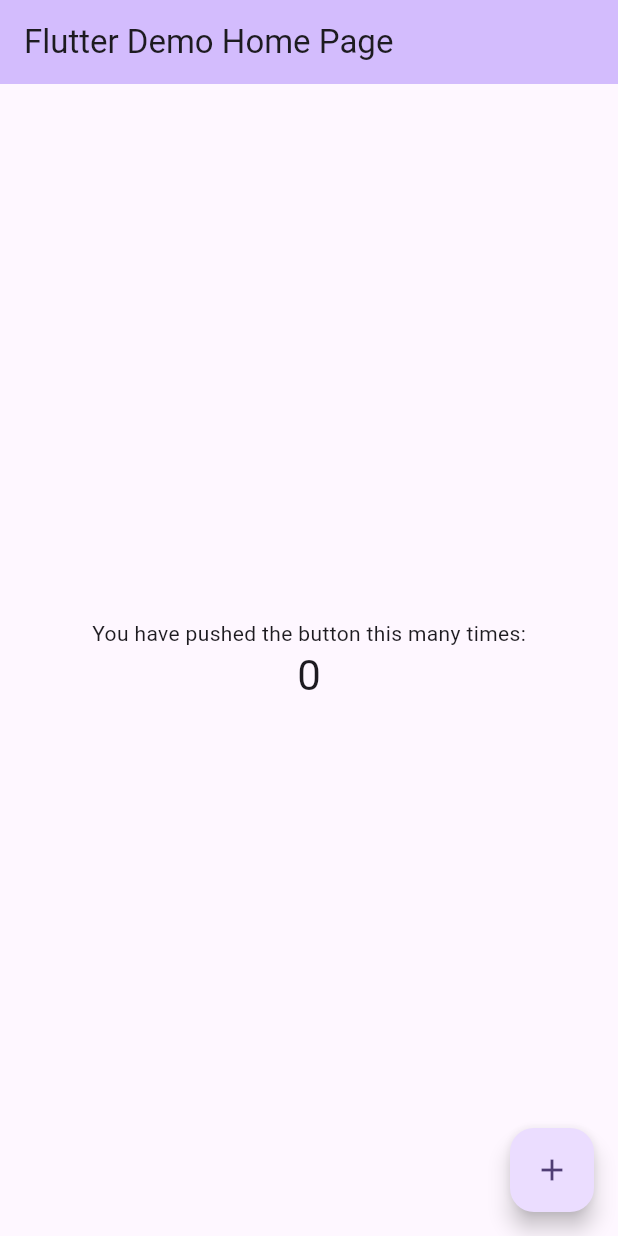
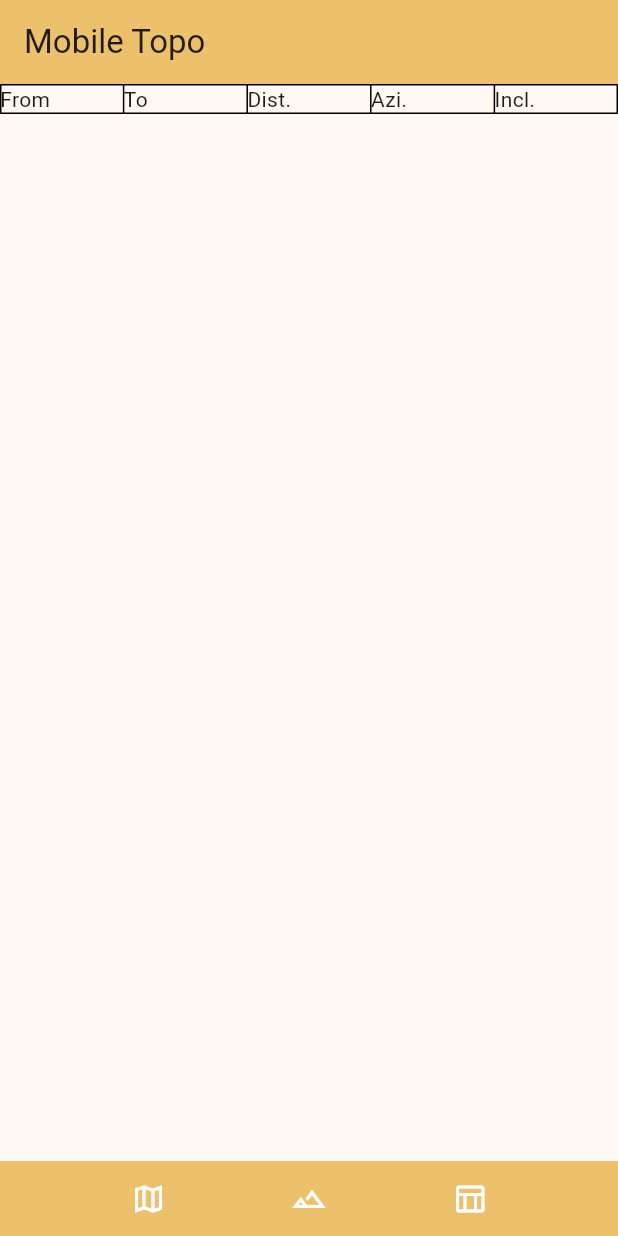
Before and after one commit to tierriminator/mobile-topo, a Flutter app: the screen it shows after launch, on a phone screen of 412 x 824 dp. Run offline on Flutter 3.47's test engine with Material 3 defaults, Android fonts, the phone set to English and light mode, and no system bars.

Commit message:
Add simple table

```diff
--- a/mobile_topo/lib/main.dart
+++ b/mobile_topo/lib/main.dart
@@ -1,4 +1,6 @@
 import 'package:flutter/material.dart';
+import 'package:mobile_topo/topo.dart';
+import 'table.dart' as tbl;
 
 void main() {
   runApp(const MyApp());
@@ -11,7 +13,7 @@ class MyApp extends StatelessWidget {
   @override
   Widget build(BuildContext context) {
     return MaterialApp(
-      title: 'Flutter Demo',
+      title: 'Mobile Topo',
       theme: ThemeData(
         // This is the theme of your application.
         //
@@ -28,10 +30,11 @@ class MyApp extends StatelessWidget {
         //
         // This works for code too, not just values: Most code changes can be
         // tested with just a hot reload.
-        colorScheme: ColorScheme.fromSeed(seedColor: Colors.deepPurple),
+        colorScheme: ColorScheme.fromSeed(
+            seedColor: const Color.fromARGB(255, 131, 96, 19)),
         useMaterial3: true,
       ),
-      home: const MyHomePage(title: 'Flutter Demo Home Page'),
+      home: const MyHomePage(title: 'Mobile Topo'),
     );
   }
 }
@@ -56,15 +59,19 @@ class MyHomePage extends StatefulWidget {
 
 class _MyHomePageState extends State<MyHomePage> {
   int _counter = 0;
+  final List<MeasuredDistance> data = [];
 
-  void _incrementCounter() {
+  void addEntry() {
     setState(() {
-      // This call to setState tells the Flutter framework that something has
-      // changed in this State, which causes it to rerun the build method below
-      // so that the display can reflect the updated values. If we changed
-      // _counter without calling setState(), then the build method would not be
-      // called again, and so nothing would appear to happen.
-      _counter++;
+      data.add(const MeasuredDistance(Point(1, 1), Point(2, 2), 3, 4, 5));
+    });
+  }
+
+  void removeLastEntry() {
+    setState(() {
+      if (data.isNotEmpty) {
+        data.removeLast();
+      }
     });
   }
 
@@ -76,6 +83,7 @@ class _MyHomePageState extends State<MyHomePage> {
     // The Flutter framework has been optimized to make rerunning build methods
     // fast, so that you can just rebuild anything that needs updating rather
     // than having to individually change instances of widgets.
+
     return Scaffold(
       appBar: AppBar(
         // TRY THIS: Try changing the color here to a specific color (to
@@ -103,23 +111,38 @@ class _MyHomePageState extends State<MyHomePage> {
             // TRY THIS: Invoke "debug painting" (choose the "Toggle Debug Paint"
             // action in the IDE, or press "p" in the console), to see the
             // wireframe for each widget.
-          mainAxisAlignment: MainAxisAlignment.center,
+            mainAxisAlignment: MainAxisAlignment.start,
+            children: <Widget>[tbl.DataTable(data: data)]),
+      ),
+      bottomNavigationBar: BottomAppBar(
+        color: Theme.of(context).colorScheme.inversePrimary,
+        height: 50,
+        child: Padding(
+            padding: const EdgeInsets.all(0),
+            child: Row(
+              mainAxisAlignment: MainAxisAlignment.spaceEvenly,
               children: <Widget>[
-            const Text(
-              'You have pushed the button this many times:',
+                IconButton(
+                  padding: const EdgeInsets.all(0),
+                  icon: const Icon(Icons.map_outlined),
+                  onPressed: addEntry,
+                  color: Theme.of(context).colorScheme.onPrimary,
                 ),
-            Text(
-              '$_counter',
-              style: Theme.of(context).textTheme.headlineMedium,
+                IconButton(
+                  padding: const EdgeInsets.all(0),
+                  icon: const Icon(Icons.landscape_outlined),
+                  onPressed: removeLastEntry,
+                  color: Theme.of(context).colorScheme.onPrimary,
+                ),
+                IconButton(
+                  padding: const EdgeInsets.all(0),
+                  icon: const Icon(Icons.table_chart_outlined),
+                  onPressed: addEntry,
+                  color: Theme.of(context).colorScheme.onPrimary,
                 ),
               ],
+            )),
       ),
-      ),
-      floatingActionButton: FloatingActionButton(
-        onPressed: _incrementCounter,
-        tooltip: 'Increment',
-        child: const Icon(Icons.add),
-      ), // This trailing comma makes auto-formatting nicer for build methods.
     );
   }
 }
--- /dev/null
+++ b/mobile_topo/lib/table.dart
@@ -0,0 +1,68 @@
+import 'package:flutter/material.dart';
+import 'topo.dart';
+
+class DataTable extends StatelessWidget {
+  final List<MeasuredDistance> _data;
+
+  const DataTable({super.key, required List<MeasuredDistance> data})
+      : _data = data;
+
+  @override
+  Widget build(BuildContext context) {
+    return Table(
+      border: TableBorder.all(),
+      children: [
+        const TableRow(
+          children: [
+            TableCell(child: Text('From')),
+            TableCell(child: Text('To')),
+            TableCell(child: Text('Dist.')),
+            TableCell(child: Text('Azi.')),
+            TableCell(child: Text('Incl.')),
+          ],
+        ),
+        for (final distance in _data)
+          TableRow(
+            children: [
+              TableCell(
+                child:
+                    _DataTableCell(text: distance.from.corridorId.toString()),
+              ),
+              TableCell(
+                child: _DataTableCell(text: distance.to.corridorId.toString()),
+              ),
+              TableCell(
+                child: _DataTableCell(text: distance.distance.toString()),
+              ),
+              TableCell(
+                child: _DataTableCell(text: distance.azimut.toString()),
+              ),
+              TableCell(
+                child: _DataTableCell(text: distance.inclination.toString()),
+              ),
+            ],
+          ),
+      ],
+    );
+  }
+}
+
+class _DataTableCell extends StatelessWidget {
+  const _DataTableCell({super.key, required this.text});
+
+  final String text;
+
+  @override
+  Widget build(BuildContext context) {
+    return Padding(
+      padding: const EdgeInsets.all(0),
+      child: TextFormField(
+        initialValue: text,
+        decoration: const InputDecoration(
+          isDense: true,
+          contentPadding: EdgeInsets.all(1.0),
+        ),
+      ),
+    );
+  }
+}
--- /dev/null
+++ b/mobile_topo/lib/topo.dart
@@ -0,0 +1,11 @@
+class Point {
+  final num corridorId, pointId;
+  const Point(this.corridorId, this.pointId);
+}
+
+class MeasuredDistance {
+  final Point from, to;
+  final num distance, azimut, inclination;
+  const MeasuredDistance(
+      this.from, this.to, this.distance, this.azimut, this.inclination);
+}
```
Lines whose indentation alone changed are shown as unchanged.
